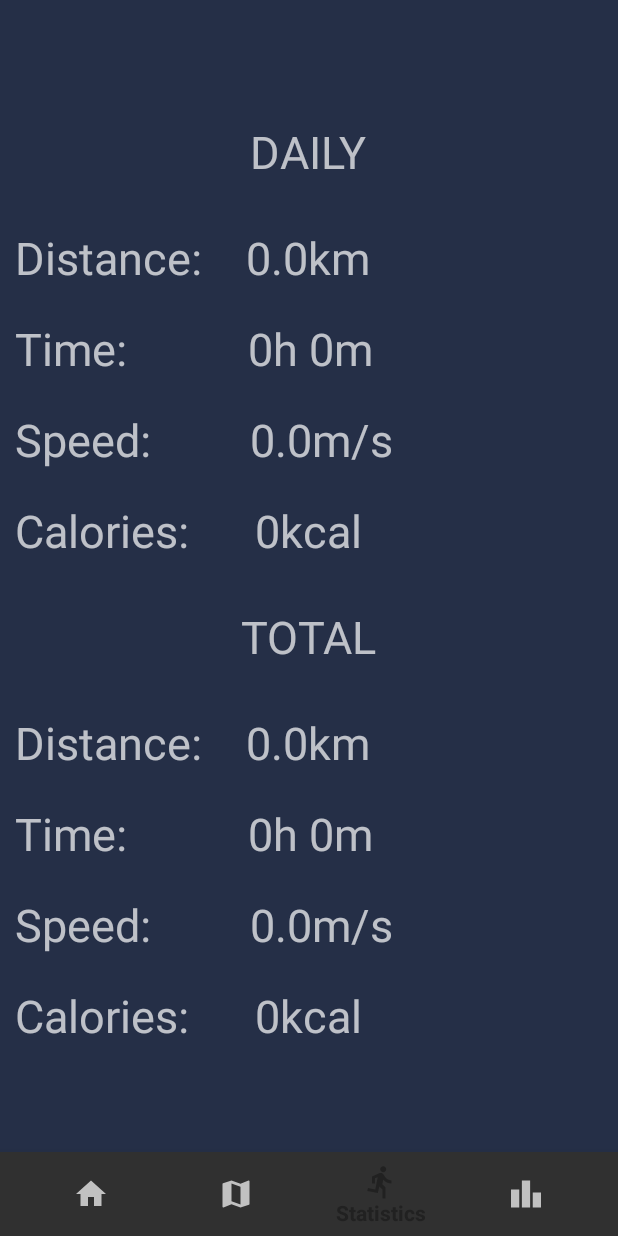
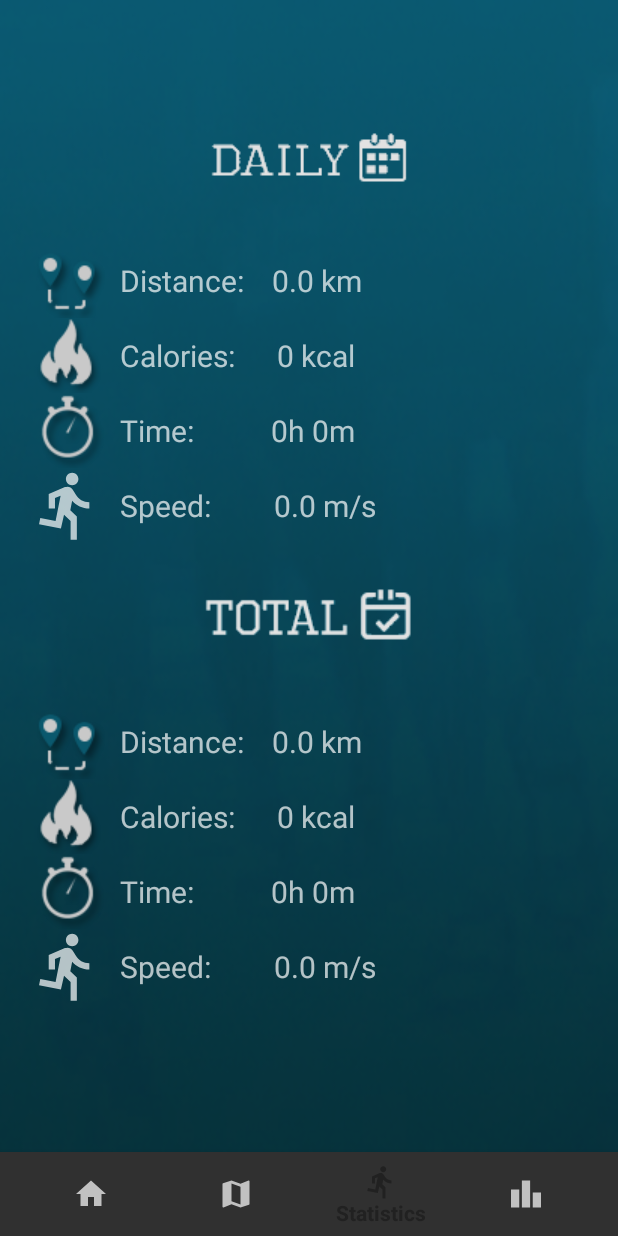
Before and after one commit to Jordanmarshall2510/CS4084-Mobile-Application-Development, an Android app: the HomeFragment screen opened directly, with no data from a screen before it, item 3 of the bottom bar chosen, on a phone screen of 412 x 824 dp. Run offline under Robolectric (Android 15) with nearby library versions, the phone set to English and light mode, and no system bars; our stand-ins replace Firebase (no records; nobody signed in at launch, a user with empty details on screens opened directly); libraries missing offline, so code that uses them is left out: com.karumi.dexter; 1 statement that could not run was skipped.

Commit message:
Layout changes

```diff
--- a/app/src/main/java/com/example/cs4084_mobile_application_development/HomeFragment.java
+++ b/app/src/main/java/com/example/cs4084_mobile_application_development/HomeFragment.java
@@ -14,6 +14,8 @@ import androidx.annotation.Nullable;
 import androidx.fragment.app.Fragment;
 
 import com.example.Database.Database;
+
+import java.text.DecimalFormat;
 
 public class HomeFragment extends Fragment {
 
@@ -88,9 +90,13 @@ public class HomeFragment extends Fragment {
         double dailyMinutesWalked = (((double) database.getDailyTime() / 1000) / 60);
         double dailyCaloriesBurned = Math.round(4.583 * dailyMinutesWalked);
 
+        double dailyDistance = ((double)database.getDailyDistance()/1000);
+
+        DecimalFormat df = new DecimalFormat("#.#");
+
         // Change the text
         distanceText
-                .setText(((double) database.getDailyDistance() / 1000) + "km");
+                .setText( df.format(dailyDistance) +"km");
         caloriesText
                 .setText((long) dailyCaloriesBurned + "kcal");
         timeText
--- a/app/src/main/java/com/example/cs4084_mobile_application_development/LeaderboardFragment.java
+++ b/app/src/main/java/com/example/cs4084_mobile_application_development/LeaderboardFragment.java
@@ -63,7 +63,7 @@ public class LeaderboardFragment extends Fragment {
             if (values[i].contains("ME")){
                 String value = values[i].replace("ME","");
                 textViews[i].setText(((double)Integer.parseInt(value.trim())/1000) +" km");
-                textViews[i].setBackgroundColor(Color.parseColor("#00C6BE"));
+                textViews[i].setBackgroundColor(Color.parseColor("#9500C6BE"));
                 textViews[i].setTextColor(Color.parseColor("black"));
             }
             else{
--- a/app/src/main/res/layout/fragment_map.xml
+++ b/app/src/main/res/layout/fragment_map.xml
@@ -2,7 +2,7 @@
 <RelativeLayout xmlns:android="http://schemas.android.com/apk/res/android"
     android:layout_width="match_parent"
     android:layout_height="match_parent"
-    android:background="@android:color/holo_blue_dark">
+    android:background="@drawable/background">
 
     <fragment
         android:layout_width="match_parent"
--- a/app/src/main/res/layout/fragment_statistic.xml
+++ b/app/src/main/res/layout/fragment_statistic.xml
@@ -5,88 +5,183 @@
     android:layout_height="match_parent"
     android:orientation="vertical"
     android:gravity="left|center"
-    android:background="#252f47">
+    android:background="@drawable/background">
 
-    <TextView
+    <ImageView
         android:id="@+id/dailyTextStatistic"
-        android:layout_width="wrap_content"
+        android:layout_width="match_parent"
         android:layout_height="wrap_content"
-        android:padding="20dp"
-        android:text="DAILY"
-        android:layout_gravity="center"
-        android:textSize="30sp" />
+        android:src="@drawable/dailyicon"
+        android:layout_marginBottom="20sp"
+        android:layout_marginTop="10sp"/>
+
+    <GridLayout
+        android:id="@+id/GridLayout"
+        android:layout_width= "match_parent"
+        android:layout_height= "wrap_content"
+        android:gravity="center"
+        android:columnCount="2"
+        android:rowCount="4"
+        android:padding="20sp">
+
+        <ImageView
+            android:id="@+id/distanceImage"
+            android:layout_column="0"
+            android:layout_row="0"
+            android:src="@drawable/distance_icon"/>
+        <ImageView
+            android:id="@+id/caloriesImage"
+            android:layout_column="0"
+            android:layout_row="1"
+            android:src="@drawable/calories_icon" />
+        <ImageView
+            android:id="@+id/timeImage"
+            android:layout_column="0"
+            android:layout_row="2"
+            android:src="@drawable/time_icon" />
+
+        <ImageView
+            android:id="@+id/speedImage"
+            android:layout_height="50sp"
+            android:layout_width="50sp"
+            android:layout_row="3"
+            android:layout_column="0"
+            android:src="@drawable/ic_baseline_statistics" />
 
         <TextView
             android:id="@+id/dailyDistanceTextStatistic"
             android:layout_width="wrap_content"
+            android:layout_height="match_parent"
+            android:text="Distance:"
+            android:textSize="20sp"
+            android:layout_column="1"
+            android:layout_row="0"
+            android:layout_columnWeight="1"
+            android:layout_gravity="center|left"
+            android:layout_marginLeft="10sp"/>
+
+        <TextView
+            android:id="@+id/dailyCaloriesBurntTextStatistic"
+            android:layout_width="wrap_content"
             android:layout_height="wrap_content"
-        android:text="Distance:"
-        android:textSize="30sp"
-        android:padding="10dp"/>
+            android:text="Calories:"
+            android:textSize="20sp"
+            android:layout_column="1"
+            android:layout_row="1"
+            android:layout_columnWeight="1"
+            android:layout_gravity="center|left"
+            android:layout_marginLeft="10sp"/>
 
         <TextView
             android:id="@+id/dailyTimeTextStatistic"
             android:layout_width="wrap_content"
             android:layout_height="wrap_content"
             android:text="Time:"
-        android:textSize="30sp"
-        android:padding="10dp"/>
+            android:textSize="20sp"
+            android:layout_column="1"
+            android:layout_row="2"
+            android:layout_columnWeight="1"
+            android:layout_gravity="center|left"
+            android:layout_marginLeft="10sp"/>
 
         <TextView
             android:id="@+id/dailySpeedTextStatistic"
             android:layout_width="wrap_content"
             android:layout_height="wrap_content"
             android:text="Speed:"
-        android:textSize="30sp"
-        android:padding="10dp"/>
+            android:textSize="20sp"
+            android:layout_column="1"
+            android:layout_row="3"
+            android:layout_columnWeight="1"
+            android:layout_gravity="center|left"
+            android:layout_marginLeft="10sp"/>
 
-    <TextView
-        android:id="@+id/dailyCaloriesBurntTextStatistic"
-        android:layout_width="wrap_content"
+    </GridLayout>
+
+    <ImageView
+        android:id="@+id/totalTextStatistic"
+        android:layout_width="match_parent"
         android:layout_height="wrap_content"
-        android:text="Calories burnt:"
-        android:textSize="30sp"
-        android:padding="10dp"/>
+        android:src="@drawable/totalicon"
+        android:layout_marginBottom="20sp"
+        android:layout_marginTop="10sp"/>
 
-    <TextView
-        android:id="@+id/totalTextStatistic"
-        android:layout_width="wrap_content"
-        android:layout_height="wrap_content"
-        android:padding="20dp"
-        android:text="TOTAL"
-        android:layout_gravity="center"
-        android:textSize="30sp" />
+    <GridLayout
+        android:layout_width= "match_parent"
+        android:layout_height= "wrap_content"
+        android:gravity="center"
+        android:columnCount="2"
+        android:rowCount="4"
+        android:padding="20sp">
+
+        <ImageView
+            android:layout_column="0"
+            android:layout_row="0"
+            android:src="@drawable/distance_icon"/>
+        <ImageView
+            android:layout_column="0"
+            android:layout_row="1"
+            android:src="@drawable/calories_icon" />
+        <ImageView
+            android:layout_column="0"
+            android:layout_row="2"
+            android:src="@drawable/time_icon" />
+
+        <ImageView
+            android:layout_height="50sp"
+            android:layout_width="50sp"
+            android:layout_row="3"
+            android:layout_column="0"
+            android:src="@drawable/ic_baseline_statistics" />
 
         <TextView
             android:id="@+id/totalDistanceTextStatistic"
             android:layout_width="wrap_content"
+            android:layout_height="match_parent"
+            android:text="Distance:"
+            android:textSize="20sp"
+            android:layout_column="1"
+            android:layout_row="0"
+            android:layout_columnWeight="1"
+            android:layout_gravity="center|left"
+            android:layout_marginLeft="10sp"/>
+
+        <TextView
+            android:id="@+id/totalCaloriesBurntTextStatistic"
+            android:layout_width="wrap_content"
             android:layout_height="wrap_content"
-        android:text="Distance:"
-        android:textSize="30sp"
-        android:padding="10dp"/>
+            android:text="Calories:"
+            android:textSize="20sp"
+            android:layout_column="1"
+            android:layout_row="1"
+            android:layout_columnWeight="1"
+            android:layout_gravity="center|left"
+            android:layout_marginLeft="10sp"/>
 
         <TextView
             android:id="@+id/totalTimeTextStatistic"
             android:layout_width="wrap_content"
             android:layout_height="wrap_content"
             android:text="Time:"
-        android:textSize="30sp"
-        android:padding="10dp"/>
+            android:textSize="20sp"
+            android:layout_column="1"
+            android:layout_row="2"
+            android:layout_columnWeight="1"
+            android:layout_gravity="center|left"
+            android:layout_marginLeft="10sp"/>
 
         <TextView
             android:id="@+id/totalSpeedTextStatistic"
             android:layout_width="wrap_content"
             android:layout_height="wrap_content"
             android:text="Speed:"
-        android:textSize="30sp"
-        android:padding="10dp"/>
+            android:textSize="20sp"
+            android:layout_column="1"
+            android:layout_row="3"
+            android:layout_columnWeight="1"
+            android:layout_gravity="center|left"
+            android:layout_marginLeft="10sp"/>
 
-    <TextView
-        android:id="@+id/totalCaloriesBurntTextStatistic"
-        android:layout_width="wrap_content"
-        android:layout_height="wrap_content"
-        android:text="Calories burnt:"
-        android:textSize="30sp"
-        android:padding="10dp"/>
+    </GridLayout>
 
 </LinearLayout>
```
Also changed, not shown: app/src/main/java/com/example/cs4084_mobile_application_development/StatisticFragment.java (+6 -6 lines), app/src/main/res/layout/activity_login.xml (+23 -17 lines), app/src/main/res/layout/activity_signup.xml (+23 -17 lines), app/src/main/res/layout/fragment_home.xml (+44 -54 lines), app/src/main/res/layout/fragment_leaderboard.xml (+15 -17 lines), app/src/main/res/drawable/background.png (added), app/src/main/res/drawable/button1.png (added), app/src/main/res/drawable/calories_icon.png (added), app/src/main/res/drawable/dailyicon.png (added), app/src/main/res/drawable/distance_icon.png (added), app/src/main/res/drawable/leaderboard.png (added), app/src/main/res/drawable/logowithoutbackground.png (added), app/src/main/res/drawable/signinicon.png (added), app/src/main/res/drawable/time_icon.png (added), 1 more files. Lines whose indentation alone changed are shown as unchanged.
